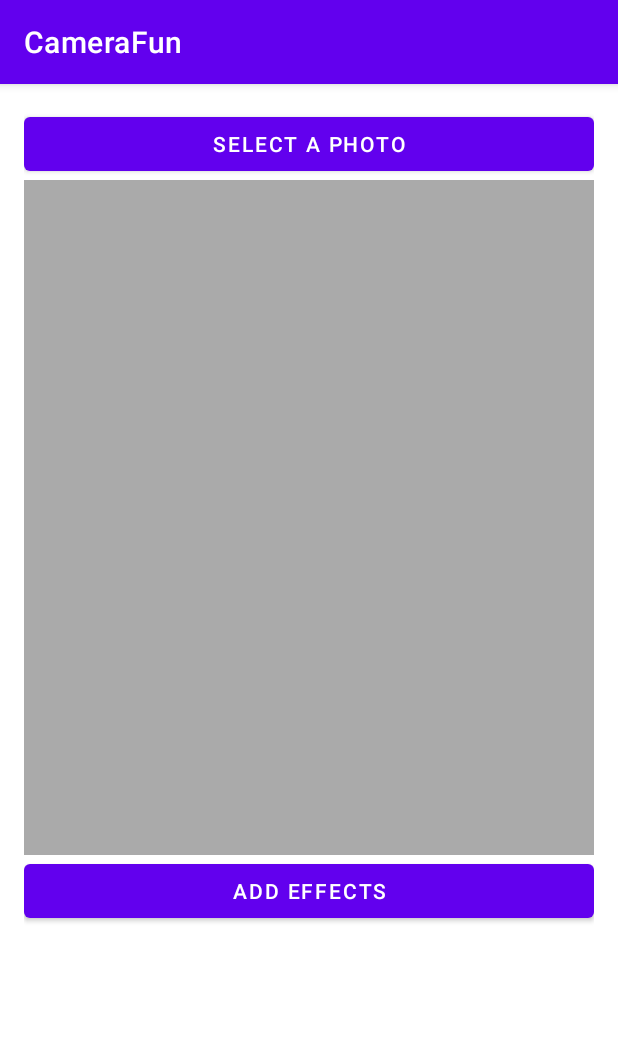
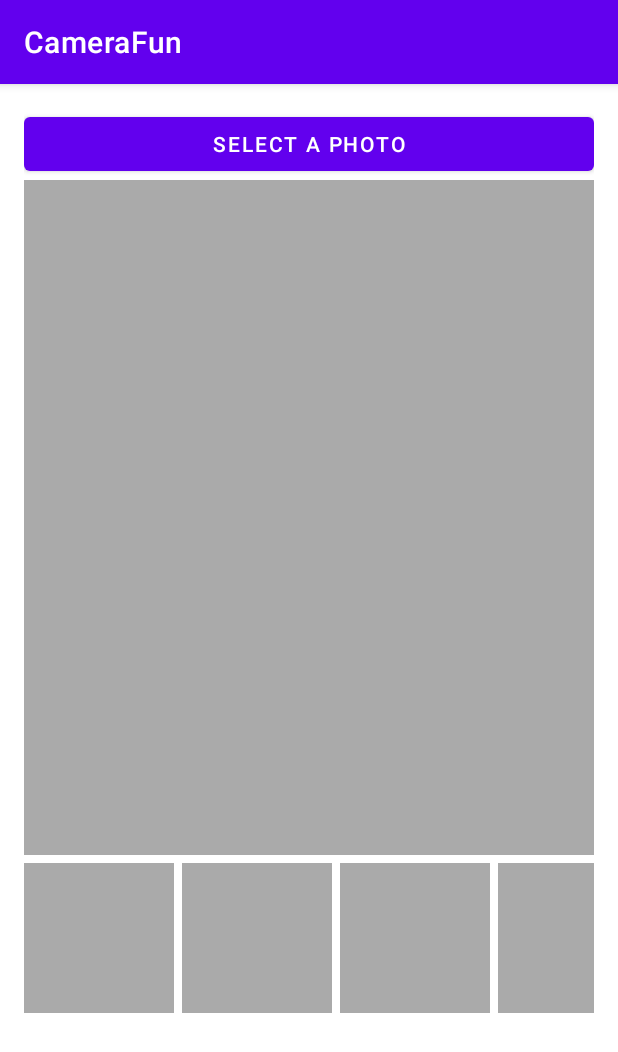
Before and after one commit to letiya/CameraFun, an Android app: the screen it shows after launch (MainActivity), on a phone screen of 412 x 824 dp. Shown: the top 1052 px of the screen. Run offline under Robolectric (Android 15) with nearby library versions, the phone set to English and light mode, and no system bars.

Commit message:
Replace the add effect button with effect image previews.

```diff
--- a/app/src/main/java/com/bignerdranch/android/camerafun/MainActivity.java
+++ b/app/src/main/java/com/bignerdranch/android/camerafun/MainActivity.java
@@ -22,23 +22,26 @@ import android.widget.ImageView;
 import android.widget.Toast;
 
 import java.io.File;
+import java.util.List;
 
 public class MainActivity extends AppCompatActivity {
 
     private static final String TAG = "MainActivity";
 
     private static final String PHOTO_PATH = "photo_path";
-    private static final String SELECTED_EFFECT = "selected_effect";
 
     private static final int REQUEST_PHOTO = 0;
-    private static final int REQUEST_EFFECT_NUM = 1;
 
     private Button mSelectButton;
     private ImageView mPhotoView;
-    private Button mAddEffectsButton;
+    private ImageView mEffect1View;
+    private ImageView mEffect2View;
+    private ImageView mEffect3View;
+    private ImageView mEffect4View;
+    private ImageView mEffect5View;
+    private ImageView[] mEffectViews;
 
     private String mPhotoPath;
-    private String mSelectedEffectId;
 
     @Override
     protected void onCreate(Bundle savedInstanceState) {
@@ -58,27 +61,15 @@ public class MainActivity extends AppCompatActivity {
         if (savedInstanceState != null) {
             mPhotoPath = savedInstanceState.getString(PHOTO_PATH);
             updatePhotoView(mPhotoPath);
-
-            mSelectedEffectId = savedInstanceState.getString(SELECTED_EFFECT);
-            if (mSelectedEffectId != null) {
-                updatePhotoView();
-            }
         }
 
-        mAddEffectsButton = findViewById(R.id.effects_btn);
-        mAddEffectsButton.setOnClickListener(new View.OnClickListener() {
-            @Override
-            public void onClick(View v) {
-                if (mPhotoPath == null) {
-                    Toast toast = Toast.makeText(MainActivity.this, R.string.photo_select_warning
-                            , Toast.LENGTH_SHORT);
-                    toast.show();
-                    return;
-                }
-                Intent intent = EffectListActivity.newIntent(MainActivity.this);
-                startActivityForResult(intent, REQUEST_EFFECT_NUM);
-            }
-        });
+        mEffect1View = findViewById(R.id.effect1_view);
+        mEffect2View = findViewById(R.id.effect2_view);
+        mEffect3View = findViewById(R.id.effect3_view);
+        mEffect4View = findViewById(R.id.effect4_view);
+        mEffect5View = findViewById(R.id.effect5_view);
+
+        mEffectViews = new ImageView[] {mEffect1View, mEffect2View, mEffect3View, mEffect4View, mEffect5View};
     }
 
     @Override
@@ -138,9 +129,6 @@ public class MainActivity extends AppCompatActivity {
             }
 //            // Method 2)
 //            mPhotoView.setImageURI(photoSelectUri);
-        } else if (requestCode == REQUEST_EFFECT_NUM) {
-            mSelectedEffectId = EffectListFragment.getEffectUUID(data);
-            updatePhotoView();
         }
     }
 
@@ -148,7 +136,6 @@ public class MainActivity extends AppCompatActivity {
     protected void onSaveInstanceState(@NonNull Bundle savedInstanceState) {
         super.onSaveInstanceState(savedInstanceState);
         savedInstanceState.putString(PHOTO_PATH, mPhotoPath);
-        savedInstanceState.putString(SELECTED_EFFECT, mSelectedEffectId);
     }
 
     private void updatePhotoView(String path) {
@@ -161,30 +148,43 @@ public class MainActivity extends AppCompatActivity {
         } else {
             Bitmap bitmap = BitmapFactory.decodeFile(path);
             mPhotoView.setImageBitmap(bitmap);
+            mEffect1View.setImageBitmap(bitmap);
+            mEffect2View.setImageBitmap(bitmap);
+            mEffect3View.setImageBitmap(bitmap);
+            mEffect4View.setImageBitmap(bitmap);
+            mEffect5View.setImageBitmap(bitmap);
+            updateEffectPreviews();
         }
     }
 
-    private void updatePhotoView() {
-        EffectLab effectLab = EffectLab.get();
-        Effect effect = effectLab.getEffect(mSelectedEffectId);
+    private class applyEffectTask extends AsyncTask<Object, Void, Bitmap> {
+        private ImageView imageView;
 
-        new applyEffectTask().execute(mPhotoPath, effect, effectLab);
-        mPhotoView.setImageResource(R.drawable.msg);
-    }
-
-    private class applyEffectTask extends AsyncTask<Object, Void, Bitmap> {
         @Override
         protected Bitmap doInBackground(Object... params) {
             String photoPath = (String) params[0];
             Effect effect = (Effect) params[1];
             EffectLab effectLab = (EffectLab) params[2];
+            imageView = (ImageView) params[3];
             Log.i(TAG, "Applying effect " + effect.getNumber());
             return effectLab.applyEffect(photoPath, effect);
         }
 
         @Override
         protected void onPostExecute(Bitmap bitmap) {
-            mPhotoView.setImageBitmap(bitmap);
+            imageView.setImageBitmap(bitmap);
+        }
+    }
+
+    private void updateEffectPreviews() {
+        // Update effects to effect imageviews
+        EffectLab effectLab = EffectLab.get();
+        List<Effect> effects = effectLab.getEffects();
+        for (int i = 0; i < effects.size(); i++) {
+            Effect effect = effects.get(i);
+            ImageView imageView = mEffectViews[i];
+            new applyEffectTask().execute(mPhotoPath, effect, effectLab, imageView);
+            imageView.setImageResource(R.drawable.msg);
         }
     }
 }
--- a/app/src/main/res/layout/activity_main.xml
+++ b/app/src/main/res/layout/activity_main.xml
@@ -25,10 +25,63 @@
         android:cropToPadding="true"
         android:background="@android:color/darker_gray" />
 
-    <Button
-        android:id="@+id/effects_btn"
-        android:layout_width="match_parent"
+    <HorizontalScrollView
+        android:layout_width="wrap_content"
         android:layout_height="wrap_content"
-        android:text="@string/add_effects_text" />
+        android:layout_marginTop="5dp">
+
+        <LinearLayout
+            android:layout_width="wrap_content"
+            android:layout_height="match_parent"
+            android:orientation="horizontal">
+
+            <ImageView
+                android:id="@+id/effect1_view"
+                android:layout_width="100dp"
+                android:layout_height="100dp"
+                android:layout_marginRight="5dp"
+                android:scaleType="centerInside"
+                android:cropToPadding="true"
+                android:background="@android:color/darker_gray"/>
+
+            <ImageView
+                android:id="@+id/effect2_view"
+                android:layout_width="100dp"
+                android:layout_height="100dp"
+                android:layout_marginRight="5dp"
+                android:scaleType="centerInside"
+                android:cropToPadding="true"
+                android:background="@android:color/darker_gray"/>
+
+            <ImageView
+                android:id="@+id/effect3_view"
+                android:layout_width="100dp"
+                android:layout_height="100dp"
+                android:layout_marginRight="5dp"
+                android:scaleType="centerInside"
+                android:cropToPadding="true"
+                android:background="@android:color/darker_gray"/>
+
+            <ImageView
+                android:id="@+id/effect4_view"
+                android:layout_width="100dp"
+                android:layout_height="100dp"
+                android:layout_marginRight="5dp"
+                android:scaleType="centerInside"
+                android:cropToPadding="true"
+                android:background="@android:color/darker_gray"/>
+
+            <ImageView
+                android:id="@+id/effect5_view"
+                android:layout_width="100dp"
+                android:layout_height="100dp"
+                android:layout_marginRight="5dp"
+                android:scaleType="centerInside"
+                android:cropToPadding="true"
+                android:background="@android:color/darker_gray"/>
+
+        </LinearLayout>
+
+    </HorizontalScrollView>
 
 </LinearLayout>
```
